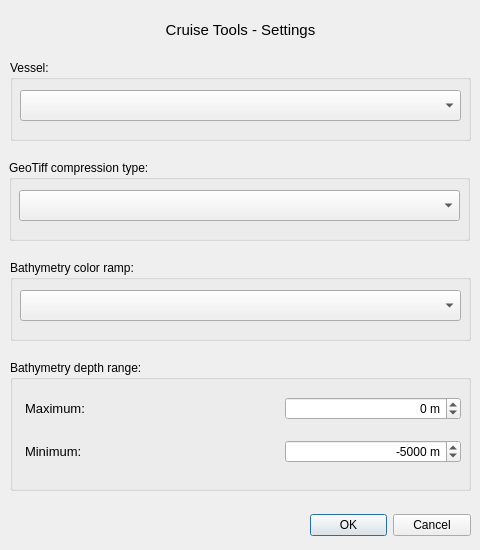
Qt form ui/SettingsWindow_dialog.ui (simondreutter/cruisetools) before a commit.
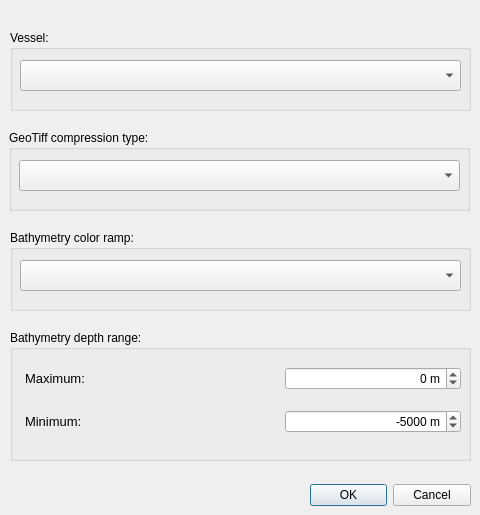
The same form after that commit.

What changed in the file:
```diff
--- a/ui/SettingsWindow_dialog.ui
+++ b/ui/SettingsWindow_dialog.ui
@@ -7,7 +7,7 @@
     <x>0</x>
     <y>0</y>
     <width>480</width>
-    <height>550</height>
+    <height>515</height>
    </rect>
   </property>
   <property name="windowTitle">
@@ -17,7 +17,7 @@
    <property name="geometry">
     <rect>
      <x>310</x>
-     <y>510</y>
+     <y>480</y>
      <width>161</width>
      <height>31</height>
     </rect>
@@ -29,30 +29,11 @@
     <set>QDialogButtonBox::Cancel|QDialogButtonBox::Ok</set>
    </property>
   </widget>
-  <widget class="QLabel" name="title">
-   <property name="geometry">
-    <rect>
-     <x>10</x>
-     <y>10</y>
-     <width>461</width>
-     <height>41</height>
-    </rect>
-   </property>
-   <property name="text">
-    <string>&lt;html&gt;&lt;head/&gt;&lt;body&gt;&lt;p&gt;&lt;span style=&quot; font-size:11pt;&quot;&gt;Cruise Tools - Settings&lt;/span&gt;&lt;/p&gt;&lt;/body&gt;&lt;/html&gt;</string>
-   </property>
-   <property name="textFormat">
-    <enum>Qt::AutoText</enum>
-   </property>
-   <property name="alignment">
-    <set>Qt::AlignCenter</set>
-   </property>
-  </widget>
   <widget class="QGroupBox" name="groupBox">
    <property name="geometry">
     <rect>
      <x>10</x>
-     <y>360</y>
+     <y>330</y>
      <width>461</width>
      <height>131</height>
     </rect>
@@ -160,7 +141,7 @@
    <property name="geometry">
     <rect>
      <x>10</x>
-     <y>60</y>
+     <y>30</y>
      <width>461</width>
      <height>81</height>
     </rect>
@@ -191,7 +172,7 @@
    <property name="geometry">
     <rect>
      <x>9</x>
-     <y>160</y>
+     <y>130</y>
      <width>461</width>
      <height>81</height>
     </rect>
@@ -222,7 +203,7 @@
    <property name="geometry">
     <rect>
      <x>10</x>
-     <y>260</y>
+     <y>230</y>
      <width>461</width>
      <height>81</height>
     </rect>
```
Left out of the diff: 2 changed lines with no effect on the pictures.
